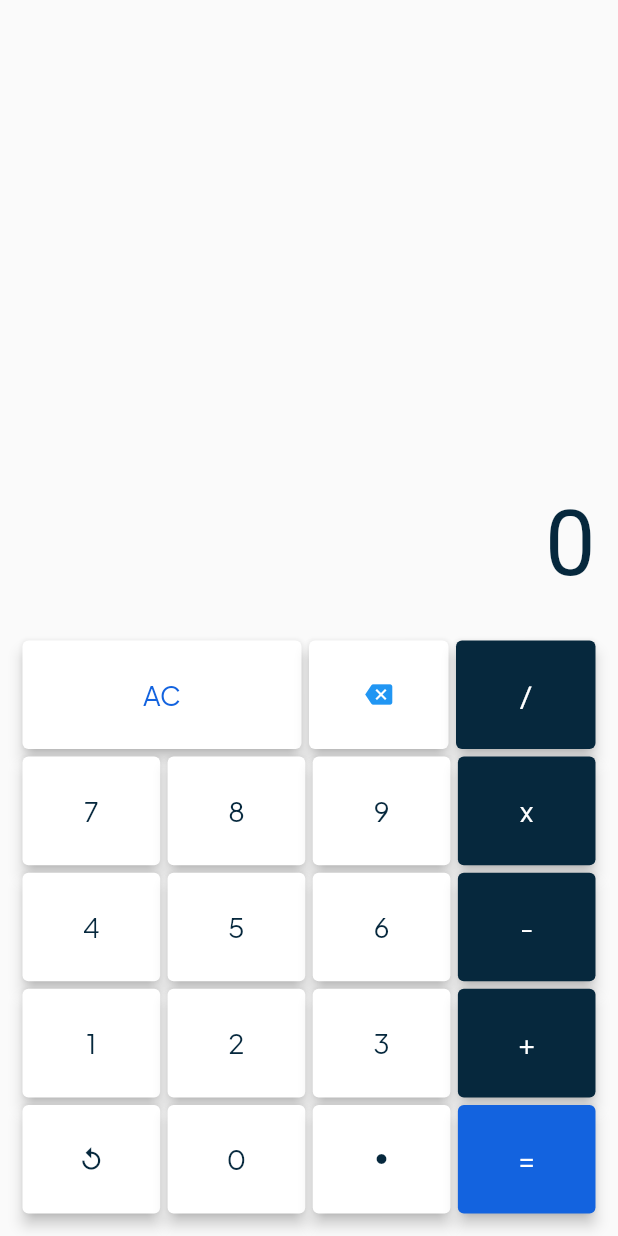
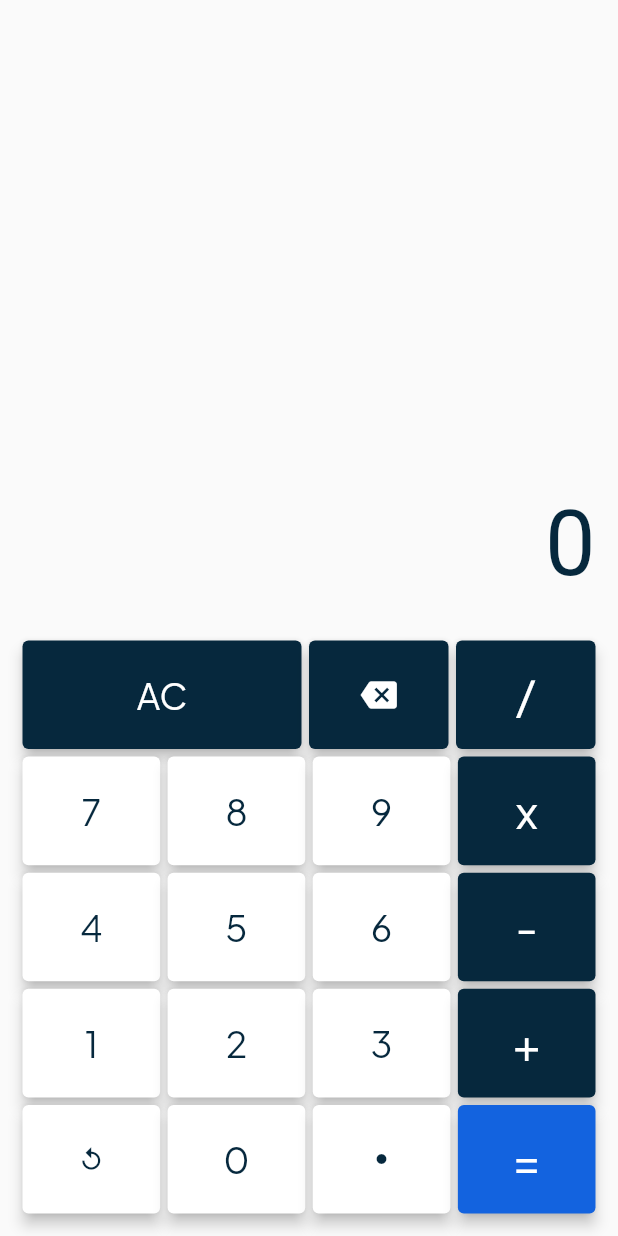
Before and after one commit to nestadwialfarizi/flutter-basic-calculator, a Flutter app: the screen it shows after launch, on a phone screen of 412 x 824 dp. Run offline on Flutter 3.47's test engine with Material 2 defaults, Android fonts, the phone set to English and light mode, and no system bars; drawn by our look-alikes of auto_size_text; our stand-ins replace google_fonts.

Commit message:
Update UI

```diff
--- a/lib/screens/widgets/pads.dart
+++ b/lib/screens/widgets/pads.dart
@@ -11,7 +11,7 @@ class Pads extends StatelessWidget {
     foregroundColor: cDark,
     textStyle: GoogleFonts.plusJakartaSans(
       textStyle: const TextStyle(
-        fontSize: 18,
+        fontSize: 24,
         fontWeight: FontWeight.w400,
       ),
     ),
@@ -23,7 +23,7 @@ class Pads extends StatelessWidget {
     foregroundColor: Colors.white,
     textStyle: GoogleFonts.plusJakartaSans(
       textStyle: const TextStyle(
-        fontSize: 18,
+        fontSize: 30,
         fontWeight: FontWeight.w400,
       ),
     ),
@@ -31,11 +31,11 @@ class Pads extends StatelessWidget {
 
   final ButtonStyle _clearElevatedButtonStyle = ElevatedButton.styleFrom(
     elevation: 4,
-    backgroundColor: Colors.white,
-    foregroundColor: cPrimary,
+    backgroundColor: cDark,
+    foregroundColor: Colors.white,
     textStyle: GoogleFonts.plusJakartaSans(
       textStyle: const TextStyle(
-        fontSize: 18,
+        fontSize: 24,
         fontWeight: FontWeight.w400,
       ),
     ),
@@ -47,7 +47,7 @@ class Pads extends StatelessWidget {
     foregroundColor: Colors.white,
     textStyle: GoogleFonts.plusJakartaSans(
       textStyle: const TextStyle(
-        fontSize: 18,
+        fontSize: 30,
         fontWeight: FontWeight.w400,
       ),
     ),
@@ -81,11 +81,10 @@ class Pads extends StatelessWidget {
                     flex: 1,
                     child: ElevatedButton(
                       onPressed: () {},
-                      style: _numberElevatedButtonStyle,
+                      style: _clearElevatedButtonStyle,
                       child: const Icon(
                         Icons.backspace,
-                        color: Colors.blue,
-                        size: 18,
+                        size: 24,
                       ),
                     ),
                   ),
```
